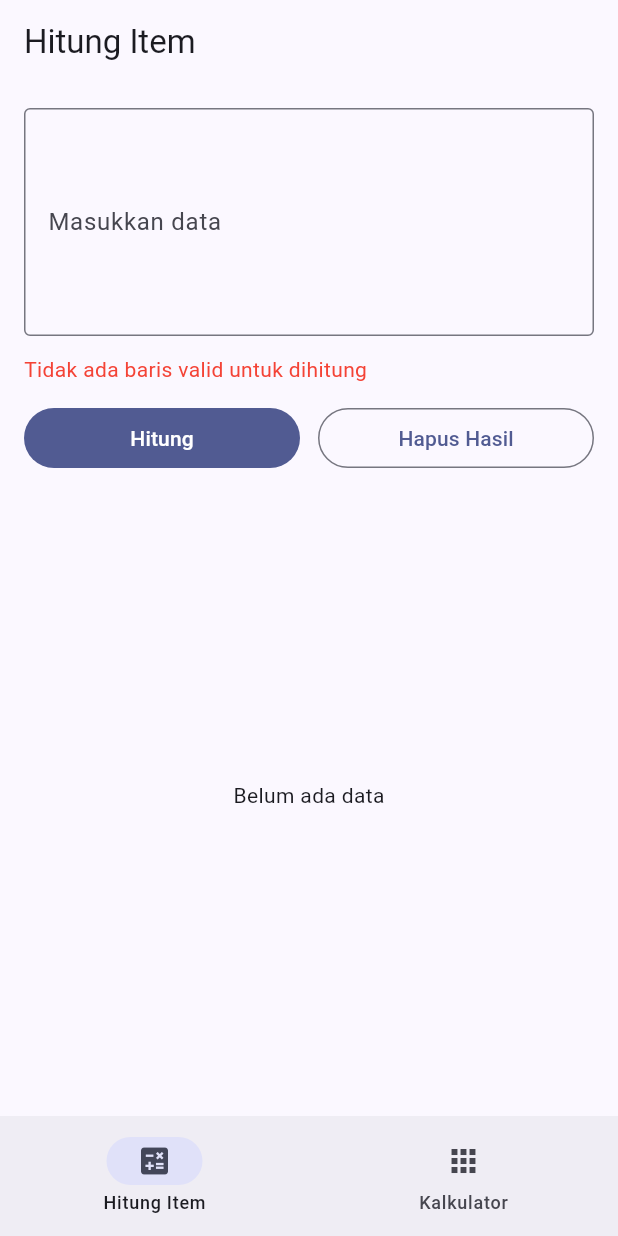
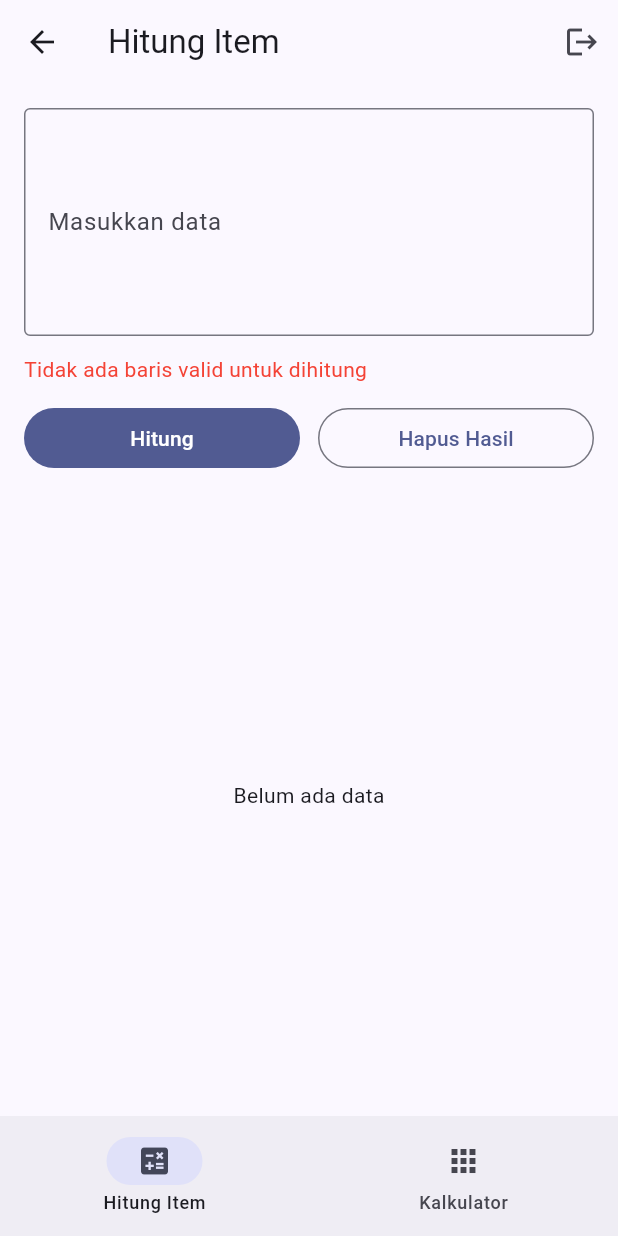
Before and after one commit to Equinoxalt/waduh_flutter, a Flutter app: the HomePage screen opened directly, after a tap on "Hitung", on a phone screen of 412 x 824 dp. Run offline on Flutter 3.47's test engine with Material 3 defaults, Android fonts, the phone set to English and light mode, and no system bars; our stand-ins replace dio, flutter_secure_storage; accounts and stored records are empty; network calls fail.

Commit message:
feat: persistent login session with logout, add request timeout

```diff
--- a/lib/services/dio_client.dart
+++ b/lib/services/dio_client.dart
@@ -2,7 +2,11 @@ import 'package:dio/dio.dart';
 import 'package:flutter_secure_storage/flutter_secure_storage.dart';
 import '../config/env.dart';
 
-final dio = Dio(BaseOptions(baseUrl: baseUrl))
+final dio = Dio(BaseOptions(
+  baseUrl: baseUrl,
+  connectTimeout: const Duration(seconds: 10),
+  receiveTimeout: const Duration(seconds: 10),
+))
   ..interceptors.add(
     InterceptorsWrapper(
       onRequest: (options, handler) async {
--- a/lib/views/hitung_page.dart
+++ b/lib/views/hitung_page.dart
@@ -31,7 +31,6 @@ class _HitungPageState extends State<HitungPage> {
     final controller = context.watch<HitungController>();
 
     return Scaffold(
-      appBar: AppBar(title: const Text('Hitung Item')),
       body: Padding(
         padding: const EdgeInsets.all(16),
         child: Column(
--- a/lib/views/home_page.dart
+++ b/lib/views/home_page.dart
@@ -1,4 +1,6 @@
 import 'package:flutter/material.dart';
+import 'package:provider/provider.dart';
+import '../controllers/auth_controller.dart';
 import 'hitung_page.dart';
 import 'kalkulator_page.dart';
 
@@ -13,10 +15,21 @@ class _HomePageState extends State<HomePage> {
   int _currentIndex = 0;
 
   final _pages = const [HitungPage(), KalkulatorPage()];
+  final _titles = const ['Hitung Item', 'Kalkulator'];
 
   @override
   Widget build(BuildContext context) {
     return Scaffold(
+      appBar: AppBar(
+        title: Text(_titles[_currentIndex]),
+        actions: [
+          IconButton(
+            icon: const Icon(Icons.logout),
+            tooltip: 'Logout',
+            onPressed: () => context.read<AuthController>().logout(),
+          ),
+        ],
+      ),
       body: IndexedStack(index: _currentIndex, children: _pages),
       bottomNavigationBar: NavigationBar(
         selectedIndex: _currentIndex,
--- a/lib/views/kalkulator_page.dart
+++ b/lib/views/kalkulator_page.dart
@@ -6,7 +6,6 @@ class KalkulatorPage extends StatelessWidget {
   @override
   Widget build(BuildContext context) {
     return Scaffold(
-      appBar: AppBar(title: const Text('Kalkulator')),
       body: const Center(
         child: Text('COMING SOON! Wait for next update :3'),
       ),
```
Also changed, not shown: lib/controllers/auth_controller.dart (+33 -10 lines), lib/main.dart (+16 -1 lines), lib/views/login_page.dart (+2 -8 lines).
